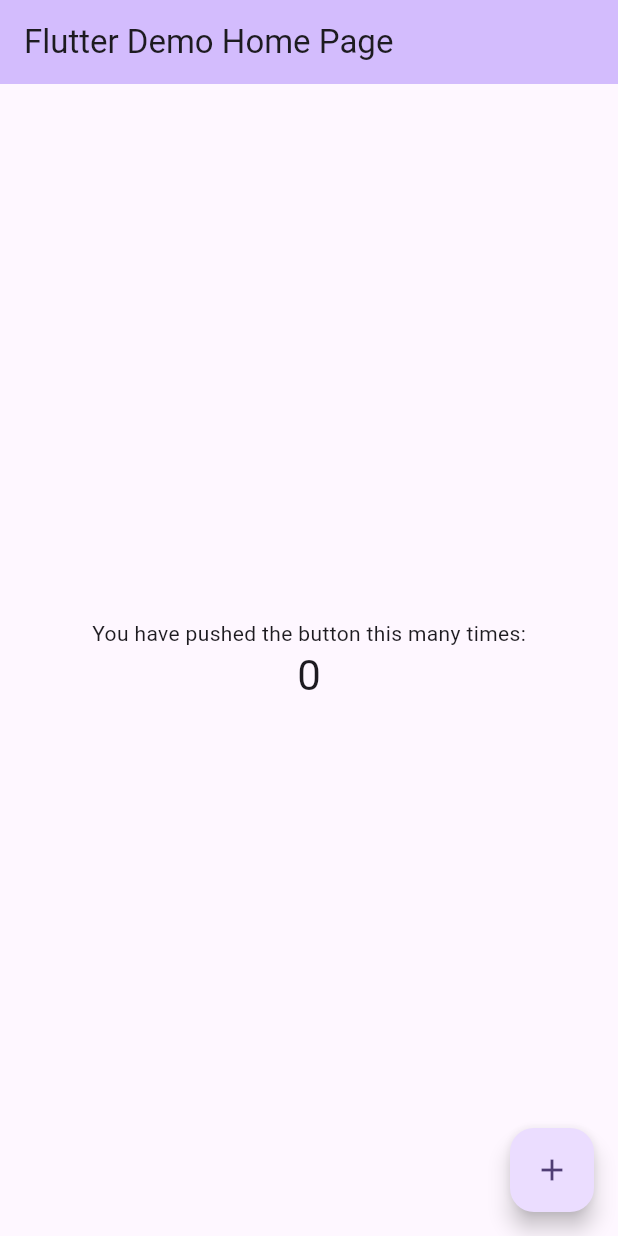
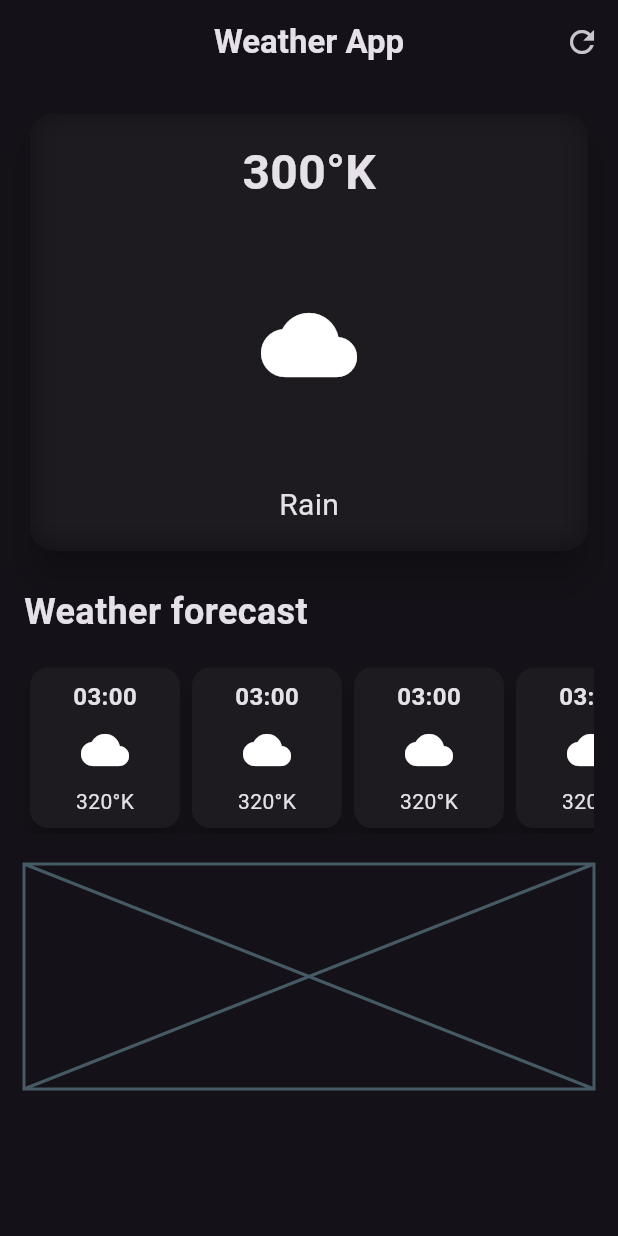
Before and after one commit to NnamdiLuke/weather-app, a Flutter app: the screen it shows after launch, on a phone screen of 412 x 824 dp. Run offline on Flutter 3.47's test engine with Material 3 defaults, Android fonts, the phone set to English and light mode, and no system bars.

Commit message:
added few things

```diff
--- a/lib/main.dart
+++ b/lib/main.dart
@@ -1,4 +1,5 @@
 import 'package:flutter/material.dart';
+import 'package:weather_app/weather_screen.dart';
 
 void main() {
   runApp(const MyApp());
@@ -7,85 +8,12 @@ void main() {
 class MyApp extends StatelessWidget {
   const MyApp({super.key});
 
-  // This widget is the root of your application.
   @override
   Widget build(BuildContext context) {
     return MaterialApp(
-      title: 'Flutter Demo',
-      theme: ThemeData(
-        // This is the theme of your application.
-        //
-        // TRY THIS: Try running your application with "flutter run". You'll see
-        // the application has a purple toolbar. Then, without quitting the app,
-        // try changing the seedColor in the colorScheme below to Colors.green
-        // and then invoke "hot reload" (save your changes or press the "hot
-        // reload" button in a Flutter-supported IDE, or press "r" if you used
-        // the command line to start the app).
-        //
-        // Notice that the counter didn't reset back to zero; the application
-        // state is not lost during the reload. To reset the state, use hot
-        // restart instead.
-        //
-        // This works for code too, not just values: Most code changes can be
-        // tested with just a hot reload.
-        colorScheme: .fromSeed(seedColor: Colors.deepPurple),
-      ),
-      home: const MyHomePage(title: 'Flutter Demo Home Page'),
+      debugShowCheckedModeBanner: false,
+      theme: ThemeData.dark(useMaterial3: true),
+      home: const WeatherScreen(),
     );
   }
 }
-
-class MyHomePage extends StatefulWidget {
-  const MyHomePage({super.key, required this.title});
-
-  // This widget is the home page of your application. It is stateful, meaning
-  // that it has a State object (defined below) that contains fields that affect
-  // how it looks.
-
-  // This class is the configuration for the state. It holds the values (in this
-  // case the title) provided by the parent (in this case the App widget) and
-  // used by the build method of the State. Fields in a Widget subclass are
-  // always marked "final".
-
-  final String title;
-
-  @override
-  State<MyHomePage> createState() => _MyHomePageState();
-}
-
-class _MyHomePageState extends State<MyHomePage> {
-  int _counter = 0;
-
-  void _incrementCounter() {
-    setState(() {
-      _counter++;
-    });
-  }
-
-  @override
-  Widget build(BuildContext context) {
-    return Scaffold(
-      appBar: AppBar(
-        backgroundColor: Theme.of(context).colorScheme.inversePrimary,
-        title: Text(widget.title),
-      ),
-      body: Center(
-        child: Column(
-          mainAxisAlignment: .center,
-          children: [
-            const Text('You have pushed the button this many times:'),
-            Text(
-              '$_counter',
-              style: Theme.of(context).textTheme.headlineMedium,
-            ),
-          ],
-        ),
-      ),
-      floatingActionButton: FloatingActionButton(
-        onPressed: _incrementCounter,
-        tooltip: 'Increment',
-        child: const Icon(Icons.add),
-      ),
-    );
-  }
-}
--- /dev/null
+++ b/lib/weather_screen.dart
@@ -0,0 +1,214 @@
+import 'dart:ui';
+
+import 'package:flutter/material.dart';
+
+class WeatherScreen extends StatelessWidget {
+  const WeatherScreen({super.key});
+
+  @override
+  Widget build(BuildContext context) {
+    return Scaffold(
+      appBar: AppBar(
+        title: const Text(
+          'Weather App',
+          style: TextStyle(fontWeight: FontWeight.bold),
+        ),
+        centerTitle: true,
+        actions: [
+          IconButton(
+            onPressed: () {
+              print('refresh');
+            },
+            icon: const Icon(Icons.refresh),
+          ),
+        ],
+      ),
+      body: Padding(
+        padding: const EdgeInsets.all(16.0),
+        child: Column(
+          crossAxisAlignment: CrossAxisAlignment.start,
+          children: [
+            // main card
+            SizedBox(
+              width: double.infinity,
+              child: Card(
+                elevation: 10,
+                shape: RoundedRectangleBorder(
+                  borderRadius: BorderRadius.circular(16),
+                ),
+                child: ClipRRect(
+                  borderRadius: BorderRadius.circular(16),
+                  child: BackdropFilter(
+                    filter: ImageFilter.blur(sigmaX: 10, sigmaY: 10),
+                    child: Padding(
+                      padding: const EdgeInsets.all(16.0),
+                      child: Column(
+                        children: [
+                          Text(
+                            '300°K',
+                            style: TextStyle(
+                              fontSize: 32,
+                              fontWeight: FontWeight.bold,
+                            ),
+                          ),
+                          const SizedBox(height: 60),
+                          Icon(Icons.cloud, size: 64),
+                          const SizedBox(height: 60),
+                          Text('Rain', style: TextStyle(fontSize: 20)),
+                        ],
+                      ),
+                    ),
+                  ),
+                ),
+              ),
+            ),
+            const SizedBox(height: 20),
+            // Weather forecast card
+            const Text(
+              'Weather forecast',
+              style: TextStyle(fontSize: 24, fontWeight: FontWeight.bold),
+            ),
+            const SizedBox(height: 16),
+
+            SingleChildScrollView(
+              scrollDirection: Axis.horizontal,
+              child: Row(
+                children: [
+                  Card(
+                    elevation: 6,
+                    child: Container(
+                      width: 100,
+                      padding: const EdgeInsets.all(8.0),
+                      decoration: BoxDecoration(
+                        borderRadius: BorderRadius.circular(12),
+                      ),
+                      child: Column(
+                        children: [
+                          Text(
+                            '03:00',
+                            style: TextStyle(
+                              fontSize: 16,
+                              fontWeight: FontWeight.bold,
+                            ),
+                          ),
+                          const SizedBox(height: 8),
+                          Icon(Icons.cloud, size: 32),
+                          const SizedBox(height: 8),
+                          Text('320°K'),
+                        ],
+                      ),
+                    ),
+                  ),
+                  Card(
+                    elevation: 6,
+                    child: Container(
+                      width: 100,
+                      padding: const EdgeInsets.all(8.0),
+                      decoration: BoxDecoration(
+                        borderRadius: BorderRadius.circular(12),
+                      ),
+                      child: Column(
+                        children: [
+                          Text(
+                            '03:00',
+                            style: TextStyle(
+                              fontSize: 16,
+                              fontWeight: FontWeight.bold,
+                            ),
+                          ),
+                          const SizedBox(height: 8),
+                          Icon(Icons.cloud, size: 32),
+                          const SizedBox(height: 8),
+                          Text('320°K'),
+                        ],
+                      ),
+                    ),
+                  ),
+                  Card(
+                    elevation: 6,
+                    child: Container(
+                      width: 100,
+                      padding: const EdgeInsets.all(8.0),
+                      decoration: BoxDecoration(
+                        borderRadius: BorderRadius.circular(12),
+                      ),
+                      child: Column(
+                        children: [
+                          Text(
+                            '03:00',
+                            style: TextStyle(
+                              fontSize: 16,
+                              fontWeight: FontWeight.bold,
+                            ),
+                          ),
+                          const SizedBox(height: 8),
+                          Icon(Icons.cloud, size: 32),
+                          const SizedBox(height: 8),
+                          Text('320°K'),
+                        ],
+                      ),
+                    ),
+                  ),
+                  Card(
+                    elevation: 6,
+                    child: Container(
+                      width: 100,
+                      padding: const EdgeInsets.all(8.0),
+                      decoration: BoxDecoration(
+                        borderRadius: BorderRadius.circular(12),
+                      ),
+                      child: Column(
+                        children: [
+                          Text(
+                            '03:00',
+                            style: TextStyle(
+                              fontSize: 16,
+                              fontWeight: FontWeight.bold,
+                            ),
+                          ),
+                          const SizedBox(height: 8),
+                          Icon(Icons.cloud, size: 32),
+                          const SizedBox(height: 8),
+                          Text('320°K'),
+                        ],
+                      ),
+                    ),
+                  ),
+                  Card(
+                    elevation: 6,
+                    child: Container(
+                      width: 100,
+                      padding: const EdgeInsets.all(8.0),
+                      decoration: BoxDecoration(
+                        borderRadius: BorderRadius.circular(12),
+                      ),
+                      child: Column(
+                        children: [
+                          Text(
+                            '03:00',
+                            style: TextStyle(
+                              fontSize: 16,
+                              fontWeight: FontWeight.bold,
+                            ),
+                          ),
+                          const SizedBox(height: 8),
+                          Icon(Icons.cloud, size: 32),
+                          const SizedBox(height: 8),
+                          Text('320°K'),
+                        ],
+                      ),
+                    ),
+                  ),
+                ],
+              ),
+            ),
+            const SizedBox(height: 20),
+            // Additional info
+            const Placeholder(fallbackHeight: 150),
+            //
+          ],
+        ),
+      ),
+    );
+  }
+}
```
